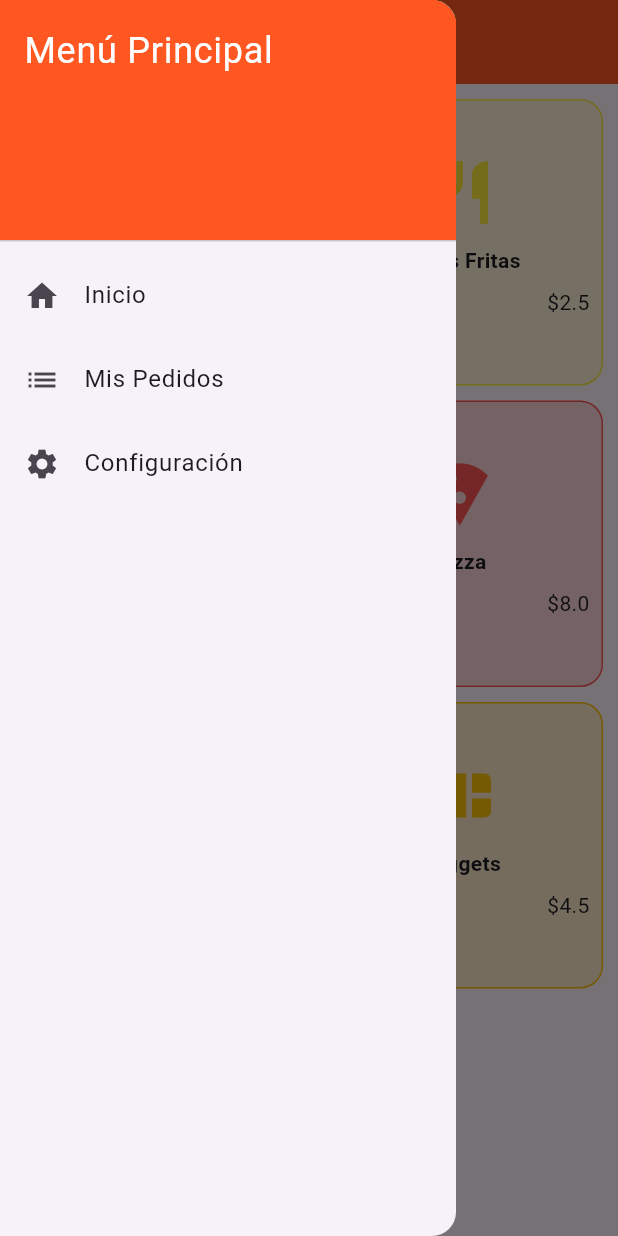
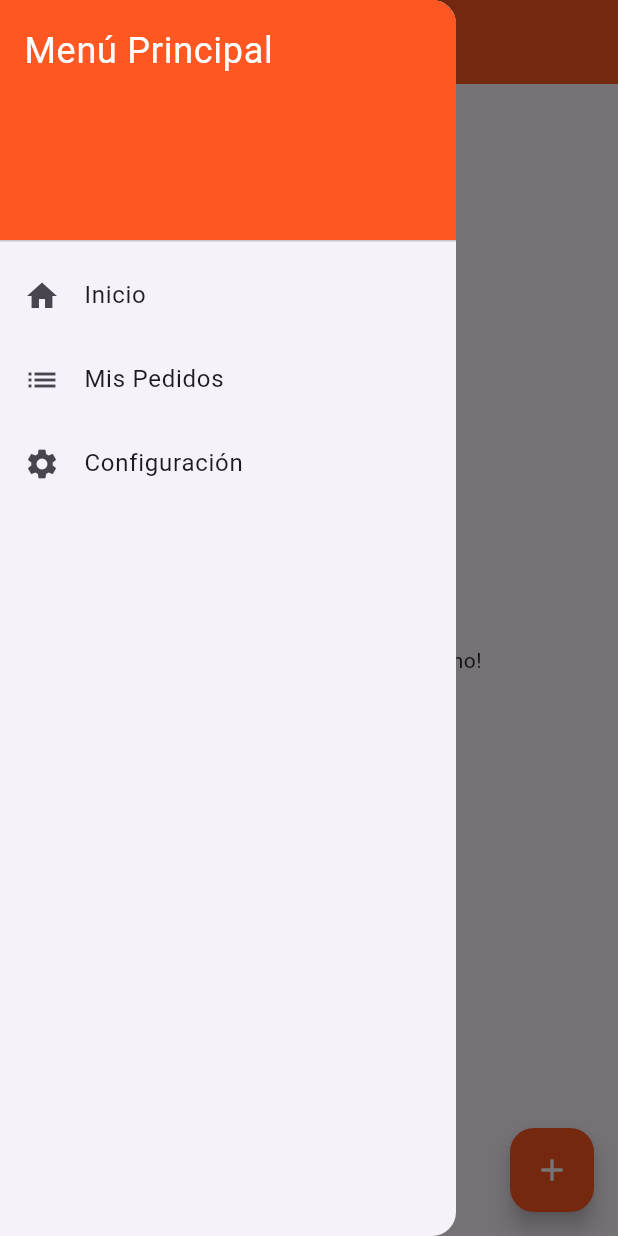
Before and after one commit to Adrian-Caiza/AppFastFoot, a Flutter app: the MenuScreen screen opened directly, with the side drawer open, on a phone screen of 412 x 824 dp. Run offline on Flutter 3.47's test engine with Material 3 defaults, Android fonts, the phone set to English and light mode, and no system bars; our stand-ins replace image_picker, supabase_flutter; accounts and stored records are empty; network calls fail.

Commit message:
errors java

```diff
--- a/lib/main.dart
+++ b/lib/main.dart
@@ -1,7 +1,17 @@
 import 'package:flutter/material.dart';
+import 'package:supabase_flutter/supabase_flutter.dart'; // Importar Supabase
 import 'screens/welcome_screen.dart';
 
-void main() {
+// Función main asíncrona para esperar la inicialización
+Future<void> main() async {
+  WidgetsFlutterBinding.ensureInitialized();
+
+  // INICIALIZACIÓN DE SUPABASE
+  await Supabase.initialize(
+    url: 'https://mmvbwiozwwvvmyhpepdk.supabase.co',
+    anonKey: 'eyJhbGciOiJIUzI1NiIsInR5cCI6IkpXVCJ9.eyJpc3MiOiJzdXBhYmFzZSIsInJlZiI6Im1tdmJ3aW96d3d2dm15aHBlcGRrIiwicm9sZSI6ImFub24iLCJpYXQiOjE3NjU4OTk5MTUsImV4cCI6MjA4MTQ3NTkxNX0.dvuJVNE_8SgfkD3pt-I--yDk2yyxo5UIyuxBQIINi6I',
+  );
+
   runApp(const MyApp());
 }
 
@@ -14,7 +24,7 @@ class MyApp extends StatelessWidget {
       title: 'Fast Food Flutter',
       theme: ThemeData(
         primarySwatch: Colors.deepOrange,
-        useMaterial3: true, // Habilitamos Material 3 para widgets más modernos
+        useMaterial3: true,
       ),
       home: const WelcomeScreen(),
       debugShowCheckedModeBanner: false,
--- a/lib/models/food_item.dart
+++ b/lib/models/food_item.dart
@@ -1,10 +1,24 @@
-import 'package:flutter/material.dart';
+class FoodItem {
+  final int? id; // El ID que genera la base de datos
+  final String name;
+  final double price;
+  final String? imageUrl; // La URL de la foto en internet
 
-class FoodItem {
-  final String name;
-  final Color color;
-  final double price;
-  final IconData icon;
+  FoodItem({
+    this.id,
+    required this.name,
+    required this.price,
+    this.imageUrl,
+  });
 
-  FoodItem(this.name, this.color, this.price, this.icon);
+  // Convertir lo que viene de Supabase (JSON) a nuestro objeto
+  factory FoodItem.fromMap(Map<String, dynamic> map) {
+    return FoodItem(
+      id: map['id'],
+      name: map['name'],
+      // Aseguramos que el precio sea double incluso si viene como int
+      price: (map['price'] as num).toDouble(),
+      imageUrl: map['image_url'], // Debe coincidir con el nombre de columna en Supabase
+    );
+  }
 }
--- a/lib/screens/menu_screen.dart
+++ b/lib/screens/menu_screen.dart
@@ -1,60 +1,101 @@
 import 'package:flutter/material.dart';
+import 'package:supabase_flutter/supabase_flutter.dart'; // Importar Supabase
 import '../models/food_item.dart';
 import '../widgets/side_menu.dart';
 import 'detail_screen.dart';
+import 'add_product_screen.dart'; // Importar la pantalla de agregar
 
-class MenuScreen extends StatelessWidget {
+class MenuScreen extends StatefulWidget {
   const MenuScreen({super.key});
 
   @override
+  State<MenuScreen> createState() => _MenuScreenState();
+}
+
+class _MenuScreenState extends State<MenuScreen> {
+  // Flujo de datos desde Supabase
+  final _foodStream = Supabase.instance.client.from('foods').stream(primaryKey: ['id']);
+
+  @override
   Widget build(BuildContext context) {
-    // Datos simulados
-    final List<FoodItem> items = [
-      FoodItem("Hamburguesa", Colors.orange, 5.99, Icons.lunch_dining),
-      FoodItem("Papas Fritas", Colors.yellow, 2.50, Icons.restaurant),
-      FoodItem("Refresco", Colors.brown, 1.50, Icons.local_drink),
-      FoodItem("Pizza", Colors.redAccent, 8.00, Icons.local_pizza),
-      FoodItem("Helado", Colors.pinkAccent, 3.00, Icons.icecream),
-      FoodItem("Nuggets", Colors.amber, 4.50, Icons.bento),
-    ];
+    return Scaffold(
+      appBar: AppBar(title: const Text("Menú Supabase"), backgroundColor: Colors.deepOrange),
+      drawer: const SideMenu(),
 
-    return Scaffold(
-      appBar: AppBar(title: const Text("Fast Food Menu" ), backgroundColor: Colors.deepOrange,),
-      drawer: const SideMenu(), // Usamos el widget separado
-      body: Padding(
+      // Botón flotante para Agregar Productos (Solo visible si quieres probar el CRUD)
+      floatingActionButton: FloatingActionButton(
+        backgroundColor: Colors.deepOrange,
+        child: const Icon(Icons.add, color: Colors.white),
+        onPressed: () {
+          Navigator.push(context, MaterialPageRoute(builder: (context) => const AddProductScreen()));
+        },
+      ),
+
+      // StreamBuilder escucha cambios en la base de datos en tiempo real
+      body: StreamBuilder<List<Map<String, dynamic>>>(
+        stream: _foodStream,
+        builder: (context, snapshot) {
+          if (!snapshot.hasData) {
+            return const Center(child: CircularProgressIndicator());
+          }
+          final foods = snapshot.data!;
+
+          if (foods.isEmpty) {
+            return const Center(child: Text("No hay productos aún. ¡Agrega uno!"));
+          }
+
+          return Padding(
             padding: const EdgeInsets.all(10.0),
             child: GridView.builder(
               gridDelegate: const SliverGridDelegateWithFixedCrossAxisCount(
                 crossAxisCount: 2,
                 crossAxisSpacing: 10,
                 mainAxisSpacing: 10,
+                childAspectRatio: 0.8, // Ajustamos la proporción para que quepan las fotos
               ),
-          itemCount: items.length,
+              itemCount: foods.length,
               itemBuilder: (context, index) {
+                // Convertimos el mapa a nuestro objeto FoodItem
+                final item = FoodItem.fromMap(foods[index]);
+
                 return GestureDetector(
                   onTap: () {
                     Navigator.push(
                       context,
-                  MaterialPageRoute(builder: (context) => DetailScreen(item: items[index])),
+                      MaterialPageRoute(builder: (context) => DetailScreen(item: item)),
                     );
                   },
                   child: Container(
                     decoration: BoxDecoration(
-                  color: items[index].color.withOpacity(0.2),
+                      color: Colors.white,
                       borderRadius: BorderRadius.circular(15),
-                  border: Border.all(color: items[index].color),
+                      boxShadow: [BoxShadow(color: Colors.grey.withOpacity(0.2), blurRadius: 5)],
+                      border: Border.all(color: Colors.deepOrange.withOpacity(0.3)),
                     ),
                     child: Column(
-                  mainAxisAlignment: MainAxisAlignment.center,
+                      crossAxisAlignment: CrossAxisAlignment.stretch,
                       children: [
-                    Icon(items[index].icon, size: 50, color: items[index].color),
-                    const SizedBox(height: 10),
-                    Text(items[index].name, style: const TextStyle(fontWeight: FontWeight.bold)),
-                    Align(
-                      alignment: Alignment.bottomRight,
-                      child: Padding(
+                        // IMAGEN DESDE INTERNET (Supabase)
+                        Expanded(
+                          child: ClipRRect(
+                            borderRadius: const BorderRadius.vertical(top: Radius.circular(15)),
+                            child: item.imageUrl != null
+                                ? Image.network(
+                                    item.imageUrl!,
+                                    fit: BoxFit.cover,
+                                    errorBuilder: (ctx, err, stack) => const Icon(Icons.broken_image),
+                                  )
+                                : const Icon(Icons.fastfood, size: 50, color: Colors.orange),
+                          ),
+                        ),
+                        Padding(
                           padding: const EdgeInsets.all(8.0),
-                        child: Text("\$${items[index].price}"),
+                          child: Column(
+                            crossAxisAlignment: CrossAxisAlignment.start,
+                            children: [
+                              Text(item.name, style: const TextStyle(fontWeight: FontWeight.bold), maxLines: 1, overflow: TextOverflow.ellipsis),
+                              Text("\$${item.price}", style: const TextStyle(color: Colors.deepOrange)),
+                            ],
                           ),
                         )
                       ],
@@ -63,6 +104,8 @@ class MenuScreen extends StatelessWidget {
                 );
               },
             ),
+          );
+        },
       ),
     );
   }
--- a/pubspec.yaml
+++ b/pubspec.yaml
@@ -30,6 +30,9 @@ environment:
 dependencies:
   flutter:
     sdk: flutter
+  supabase_flutter: ^2.8.0  # Para la conexión con la BD y Auth
+  image_picker: ^1.1.2      # Para seleccionar fotos de la galería
+  url_launcher: ^6.3.0      # Para abrir links de reset password si es necesario
 
   # The following adds the Cupertino Icons font to your application.
   # Use with the CupertinoIcons class for iOS style icons.
```
Also changed, not shown: lib/screens/add_product_screen.dart (added, +132 -0 lines), lib/screens/auth/forgot_password_screen.dart (added, +68 -0 lines), lib/screens/auth/login_screen.dart (added, +139 -0 lines), lib/screens/auth/register_screen.dart (added, +83 -0 lines), lib/screens/detail_screen.dart (+5 -4 lines), lib/screens/welcome_screen.dart (+4 -5 lines), pubspec.lock, 9 other files. Lines whose indentation alone changed are shown as unchanged.
